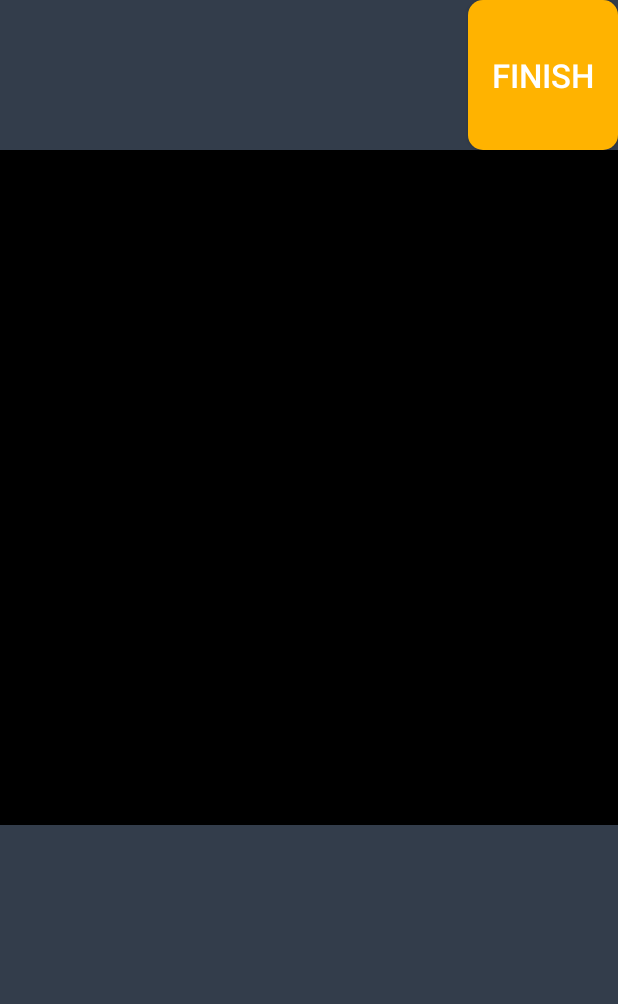
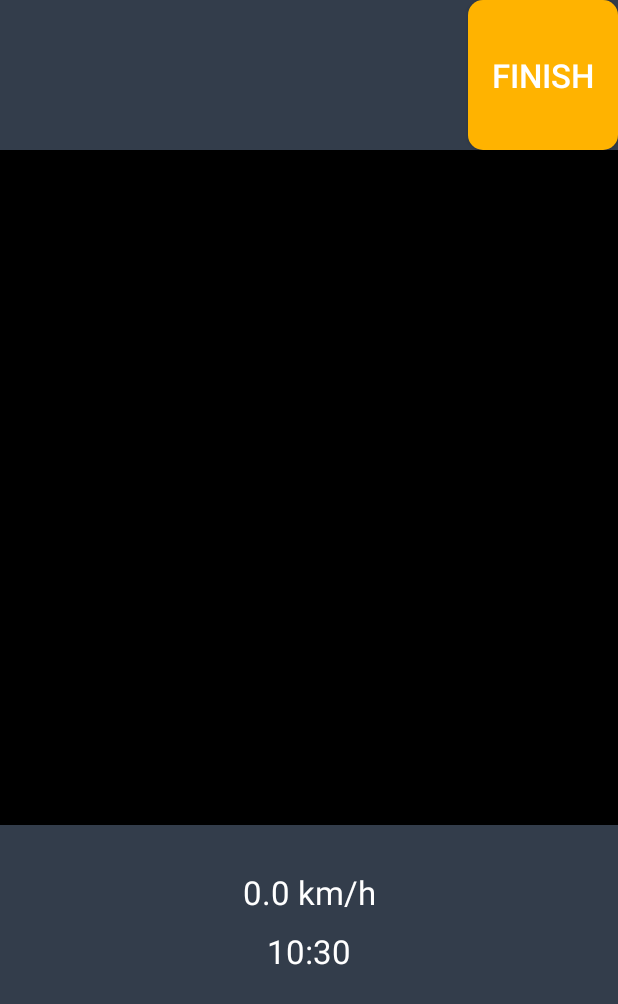
Before and after one commit to yurae/Mobile-and-Ubiquitous-Computing-Team4, an Android app: the DetectorActivity screen opened directly, with no data from a screen before it, on a phone screen of 412 x 824 dp. Shown: the top 1004 px of the screen. Run offline under Robolectric (Android 15) with nearby library versions, the light colour scheme and no system bars; libraries missing offline, so code that uses them is left out: com.google.maps.android; 7 statements that could not run were skipped.

Commit message:
add distance&curr_time

```diff
--- a/walkingfriend/app/build.gradle
+++ b/walkingfriend/app/build.gradle
@@ -40,6 +40,7 @@ dependencies {
     implementation 'com.google.maps.android:android-maps-utils:2.2.3'
     implementation 'androidx.navigation:navigation-fragment:2.3.5'
     implementation 'androidx.navigation:navigation-ui:2.3.5'
+    implementation 'com.github.bumptech.glide:glide:4.11.0'
     testImplementation 'junit:junit:4.13.2'
     androidTestImplementation 'androidx.test.ext:junit:1.1.3'
     androidTestImplementation 'androidx.test.espresso:espresso-core:3.4.0'
--- a/walkingfriend/app/src/main/java/com/team4/walkingfriend/CameraActivity.java
+++ b/walkingfriend/app/src/main/java/com/team4/walkingfriend/CameraActivity.java
@@ -1,4 +1,6 @@
 package com.team4.walkingfriend;
+
+import static java.lang.Math.round;
 
 import android.Manifest;
 import android.app.Fragment;
@@ -30,10 +32,14 @@ import android.widget.Toast;
 import androidx.appcompat.app.AppCompatActivity;
 import androidx.appcompat.widget.Toolbar;
 
+import com.team4.walkingfriend.maps.MapsActivity;
 import com.team4.walkingfriend.result.ResultActivity;
 import com.team4.walkingfriend.utils.ImageUtils;
 
 import java.nio.ByteBuffer;
+import java.text.SimpleDateFormat;
+import java.util.Date;
+import java.util.Locale;
 
 public abstract class CameraActivity extends AppCompatActivity implements OnImageAvailableListener {
     private static final String LOGGER_TAG = "CameraActivity";
@@ -73,9 +79,25 @@ public abstract class CameraActivity extends AppCompatActivity implements OnImag
         getWindow().addFlags(WindowManager.LayoutParams.FLAG_KEEP_SCREEN_ON);
 
         setContentView(R.layout.activity_camera);
-//        Toolbar toolbar = findViewById(R.id.toolbar);
-//        setSupportActionBar(toolbar);
-//        getSupportActionBar().setDisplayShowTitleEnabled(false);
+
+        TextView speed_view = findViewById(R.id.curr_speed);
+        TextView time_view = findViewById(R.id.curr_time);
+
+        Handler handler =new Handler();
+        final Runnable r = new Runnable() {
+            public void run() {
+                handler.postDelayed(this, 30000);
+                double curr_distance = round(com.team4.walkingfriend.maps.MapsActivity.getUserDistance()/(double) 1000);
+                double duration = round(com.team4.walkingfriend.maps.MapsActivity.getUserTimestamp()*100/(double) 6000);
+                double speed = duration == 0? 0 : curr_distance/(duration/60);
+                speed_view.setText(speed+" km/h");
+
+                String currentTime = new SimpleDateFormat("HH:mm", Locale.getDefault()).format(new Date());
+                time_view.setText(currentTime);
+            }
+        };
+        handler.postDelayed(r, 0000);
+
 
         Bundle b = getIntent().getExtras();
         String title = b.getString("title");
@@ -144,6 +166,7 @@ public abstract class CameraActivity extends AppCompatActivity implements OnImag
             final int uvRowStride = planes[1].getRowStride();
             final int uvPixelStride = planes[1].getPixelStride();
 
+
             imageConverter =
                     new Runnable() {
                         @Override
@@ -183,6 +206,7 @@ public abstract class CameraActivity extends AppCompatActivity implements OnImag
     public synchronized void onStart() {
         Log.d(LOGGER_TAG, "onStart " + this);
         super.onStart();
+
     }
 
     @Override
--- a/walkingfriend/app/src/main/java/com/team4/walkingfriend/DetectorActivity.java
+++ b/walkingfriend/app/src/main/java/com/team4/walkingfriend/DetectorActivity.java
@@ -1,17 +1,27 @@
 package com.team4.walkingfriend;
 
+import static java.lang.Math.round;
+
+import android.animation.ObjectAnimator;
 import android.graphics.Bitmap;
 import android.graphics.Canvas;
 import android.graphics.Color;
 import android.graphics.Matrix;
 import android.graphics.Paint;
+import android.graphics.Path;
 import android.graphics.RectF;
 import android.media.ImageReader.OnImageAvailableListener;
+import android.os.Build;
 import android.os.SystemClock;
 import android.util.Log;
 import android.util.Size;
+import android.view.View;
+import android.view.animation.PathInterpolator;
+import android.widget.ImageView;
+import android.widget.TextView;
 import android.widget.Toast;
 
+import com.bumptech.glide.Glide;
 import com.team4.lib_interpreter.Detector;
 import com.team4.lib_interpreter.TFLiteObjectDetectionAPIModel;
 import com.team4.walkingfriend.customview.OverlayView;
@@ -20,10 +30,13 @@ import com.team4.walkingfriend.tracking.MultiBoxTracker;
 import com.team4.walkingfriend.utils.ImageUtils;
 
 import java.io.IOException;
+import java.text.SimpleDateFormat;
 import java.util.ArrayList;
 import java.util.Collections;
 import java.util.Comparator;
+import java.util.Date;
 import java.util.List;
+import java.util.Locale;
 
 public class DetectorActivity extends CameraActivity implements OnImageAvailableListener {
 
@@ -112,6 +125,7 @@ public class DetectorActivity extends CameraActivity implements OnImageAvailable
 
     @Override
     protected void processImage() {
+
         ++timestamp;
         final long currTimestamp = timestamp;
         trackingOverlay.postInvalidate();
@@ -177,18 +191,17 @@ public class DetectorActivity extends CameraActivity implements OnImageAvailable
 
 
 
-
                         Log.i(LOGGER_TAG,"#### coins : "+coins);
 
                         tracker.trackResults(mappedRecognitions, currTimestamp);
                         trackingOverlay.postInvalidate();
 
-                                    computingDetection = false;
+                        computingDetection = false;
 
                         if(mappedRecognitions.size() > 0) {
                                         try {
-                                            Log.i(LOGGER_TAG,"#### detection succeed! sleep....1s");
-                                            Thread.sleep(1000);
+                                            Log.i(LOGGER_TAG,"#### detection succeed! sleep....5s");
+                                            Thread.sleep(5000);
                                         } catch (InterruptedException e) {
                                             e.printStackTrace();
                                         }
@@ -196,6 +209,7 @@ public class DetectorActivity extends CameraActivity implements OnImageAvailable
                                 }
                     });
     }
+
 
     @Override
     protected int getLayoutId() {
--- a/walkingfriend/app/src/main/java/com/team4/walkingfriend/result/ResultActivity.java
+++ b/walkingfriend/app/src/main/java/com/team4/walkingfriend/result/ResultActivity.java
@@ -14,9 +14,11 @@ import android.util.Log;
 import android.view.View;
 import android.view.WindowManager;
 import android.widget.Button;
+import android.widget.ImageView;
 import android.widget.TextView;
 
 
+import com.bumptech.glide.Glide;
 import com.team4.walkingfriend.DetectorActivity;
 import com.team4.walkingfriend.MainActivity;
 import com.team4.walkingfriend.R;
@@ -27,6 +29,7 @@ public class ResultActivity extends AppCompatActivity {
 
     Button endButton;
     TextView score_text;
+    ImageView fairy_view;
 
 
     @Override
@@ -45,12 +48,16 @@ public class ResultActivity extends AppCompatActivity {
 
         double distance = round(com.team4.walkingfriend.maps.MapsActivity.getUserDistance()/(double) 1000);
         double duration = round(com.team4.walkingfriend.maps.MapsActivity.getUserTimestamp()*100/(double) 6000);
+        double speed = duration == 0? 0 : distance/(duration/60);
 
         score_text = findViewById(R.id.result_speed_value);
-        score_text.setText(distance/(duration/60) + " km/h");
+        score_text.setText(speed + " km/h");
 
         score_text = findViewById(R.id.result_time_value);
         score_text.setText(duration+ " min");
+
+        fairy_view = findViewById(R.id.imageView);
+        Glide.with(this).load(R.drawable.fairy_smile).into(fairy_view);
 
         endButton = findViewById(R.id.return_button);
         endButton.setOnClickListener(new View.OnClickListener() {
--- a/walkingfriend/app/src/main/res/layout/activity_camera.xml
+++ b/walkingfriend/app/src/main/res/layout/activity_camera.xml
@@ -1,5 +1,6 @@
 <?xml version="1.0" encoding="utf-8"?>
     <RelativeLayout xmlns:android="http://schemas.android.com/apk/res/android"
+        xmlns:app="http://schemas.android.com/apk/res-auto"
         xmlns:tools="http://schemas.android.com/tools"
         android:layout_width="match_parent"
         android:layout_height="match_parent"
@@ -63,6 +64,8 @@
             android:textSize="22dp"
             tools:ignore="UnknownId" />
 
+
+
         <FrameLayout xmlns:android="http://schemas.android.com/apk/res/android"
             xmlns:tools="http://schemas.android.com/tools"
             android:id="@+id/container"
@@ -72,6 +75,29 @@
             android:background="@color/black"
             tools:context="com.team4.walkingfriend.CameraActivity"
             tools:ignore="NewApi,NotSibling" />
+
+        <TextView
+            android:id="@+id/curr_speed"
+            android:layout_width="match_parent"
+            android:layout_height="wrap_content"
+            android:layout_below="@+id/container"
+            android:layout_marginTop="30dp"
+            android:gravity="center"
+            android:text="0.0 km/h"
+            android:textSize="22dp"
+            android:textColor="#ffffff"
+            />
+        <TextView
+            android:id="@+id/curr_time"
+            android:layout_width="match_parent"
+            android:layout_height="wrap_content"
+            android:layout_below="@+id/curr_speed"
+            android:layout_marginTop="10dp"
+            android:gravity="center"
+            android:text="00 : 00"
+            android:textSize="22dp"
+            android:textColor="#ffffff"
+            />
 
     </RelativeLayout>
 
--- a/walkingfriend/app/src/main/res/layout/activity_result.xml
+++ b/walkingfriend/app/src/main/res/layout/activity_result.xml
@@ -28,8 +28,7 @@
         <ImageView
             android:id="@+id/imageView"
             android:layout_width="match_parent"
-            android:layout_height="300dp"
-            tools:srcCompat="@tools:sample/backgrounds/scenic" />
+            android:layout_height="300dp" />
 
         <RelativeLayout
             android:layout_width="match_parent"
```
Also changed, not shown: walkingfriend/app/src/main/java/com/team4/walkingfriend/tracking/MultiBoxTracker.java (+11 -2 lines), walkingfriend/app/src/main/res/drawable/fairy_idle.gif (added), walkingfriend/app/src/main/res/drawable/fairy_scored.gif (added), walkingfriend/app/src/main/res/drawable/fairy_shine.gif (added), walkingfriend/app/src/main/res/drawable/fairy_smile.gif (added), walkingfriend/app/src/main/res/drawable/fairy_talk.gif (added).
